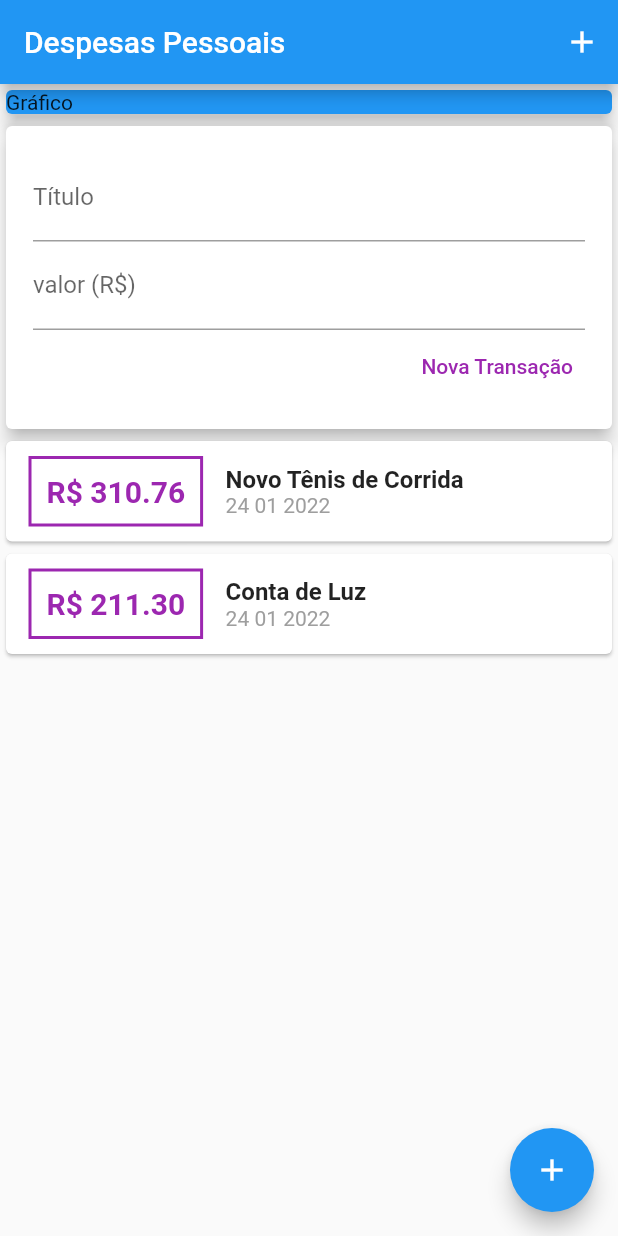
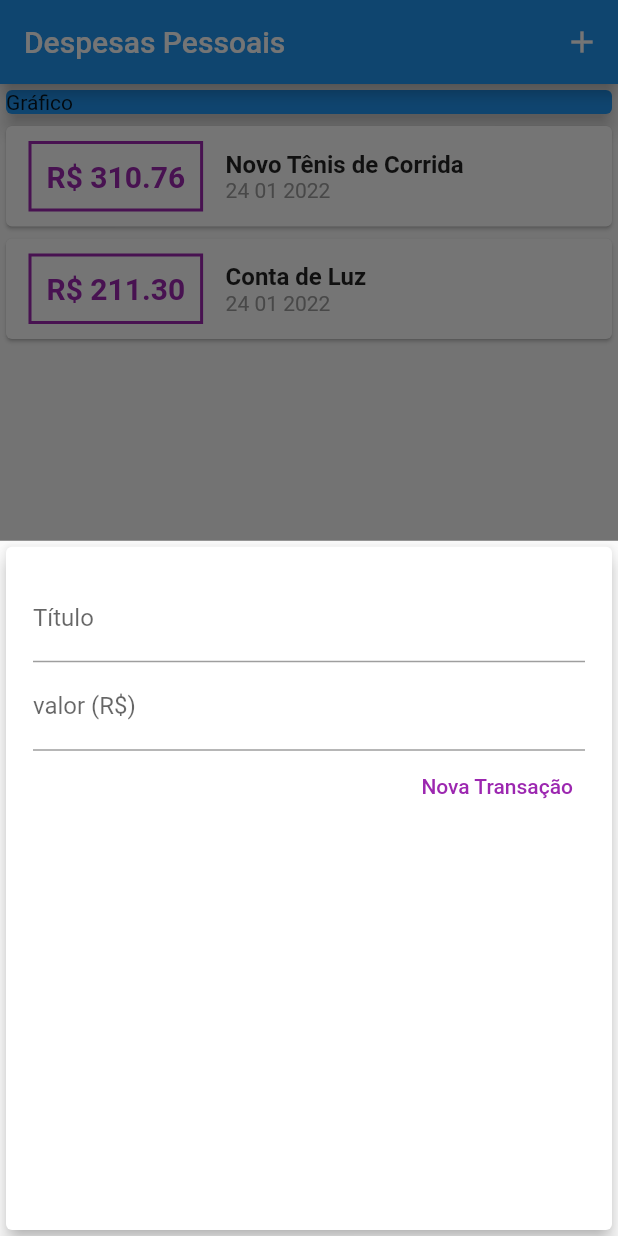
Before and after one commit to samueljml/personal-expenses, a Flutter app: the screen it shows after launch, after a tap on the "add" icon, on a phone screen of 412 x 824 dp. Run offline on Flutter 3.47's test engine with Material 2 defaults, Android fonts, the phone set to English and light mode, and no system bars.

Commit message:
Add modal to transaction form

```diff
--- a/lib/components/transaction_user.dart
+++ /dev/null
@@ -1,52 +0,0 @@
-import 'dart:math';
-
-import 'package:flutter/material.dart';
-import 'package:personal_expenses/components/transaction_form.dart';
-import 'package:personal_expenses/components/transaction_list.dart';
-import 'package:personal_expenses/models/transaction.dart';
-
-class TransactionUser extends StatefulWidget {
-  const TransactionUser({Key? key}) : super(key: key);
-
-  @override
-  State<TransactionUser> createState() => _TransactionUserState();
-}
-
-class _TransactionUserState extends State<TransactionUser> {
-  final _transactions = [
-    Transaction(
-      id: 't1',
-      title: 'Novo Tênis de Corrida',
-      value: 310.76,
-      date: DateTime.now(),
-    ),
-    Transaction(
-      id: 't2',
-      title: 'Conta de Luz',
-      value: 211.30,
-      date: DateTime.now(),
-    ),
-  ];
-
-  _addTransaction(String title, double value) {
-    final newTransaction = Transaction(
-        id: Random().nextDouble().toString(),
-        title: title,
-        value: value,
-        date: DateTime.now());
-
-    setState(() {
-      _transactions.add(newTransaction);
-    });
-  }
-
-  @override
-  Widget build(BuildContext context) {
-    return Column(
-      children: [
-        TransactionForm(_addTransaction),
-        TransactionList(_transactions)
-      ],
-    );
-  }
-}
--- a/lib/main.dart
+++ b/lib/main.dart
@@ -1,5 +1,10 @@
+import 'dart:math';
+
 import 'package:flutter/material.dart';
-import 'package:personal_expenses/components/transaction_user.dart';
+import 'package:personal_expenses/models/transaction.dart';
+
+import 'components/transaction_form.dart';
+import 'components/transaction_list.dart';
 
 main() => runApp(const PersonalExpensesApp());
 
@@ -15,15 +20,59 @@ class PersonalExpensesApp extends StatelessWidget {
   }
 }
 
-class MyHomePage extends StatelessWidget {
+class MyHomePage extends StatefulWidget {
   const MyHomePage({Key? key}) : super(key: key);
+
+  @override
+  State<MyHomePage> createState() => _MyHomePageState();
+}
+
+class _MyHomePageState extends State<MyHomePage> {
+  final _transactions = [
+    Transaction(
+      id: 't1',
+      title: 'Novo Tênis de Corrida',
+      value: 310.76,
+      date: DateTime.now(),
+    ),
+    Transaction(
+      id: 't2',
+      title: 'Conta de Luz',
+      value: 211.30,
+      date: DateTime.now(),
+    ),
+  ];
+
+  _addTransaction(String title, double value) {
+    final newTransaction = Transaction(
+        id: Random().nextDouble().toString(),
+        title: title,
+        value: value,
+        date: DateTime.now());
+
+    setState(() {
+      _transactions.add(newTransaction);
+    });
+  }
+
+  _openTransactionFormModal(BuildContext context) {
+    showModalBottomSheet(
+        context: context,
+        builder: (_) {
+          return TransactionForm(_addTransaction);
+        });
+  }
 
   @override
   Widget build(BuildContext context) {
     return Scaffold(
       appBar: AppBar(
         title: const Text("Despesas Pessoais"),
-        actions: [IconButton(onPressed: () {}, icon: const Icon(Icons.add))],
+        actions: [
+          IconButton(
+              onPressed: () => _openTransactionFormModal(context),
+              icon: const Icon(Icons.add))
+        ],
       ),
       body: SingleChildScrollView(
         child: Column(
@@ -37,12 +86,12 @@ class MyHomePage extends StatelessWidget {
                 color: Colors.blue,
               ),
             ),
-            const TransactionUser()
+            TransactionList(_transactions),
           ],
         ),
       ),
       floatingActionButton: FloatingActionButton(
-        onPressed: () {},
+        onPressed: () => _openTransactionFormModal(context),
         child: const Icon(Icons.add),
       ),
     );
```
